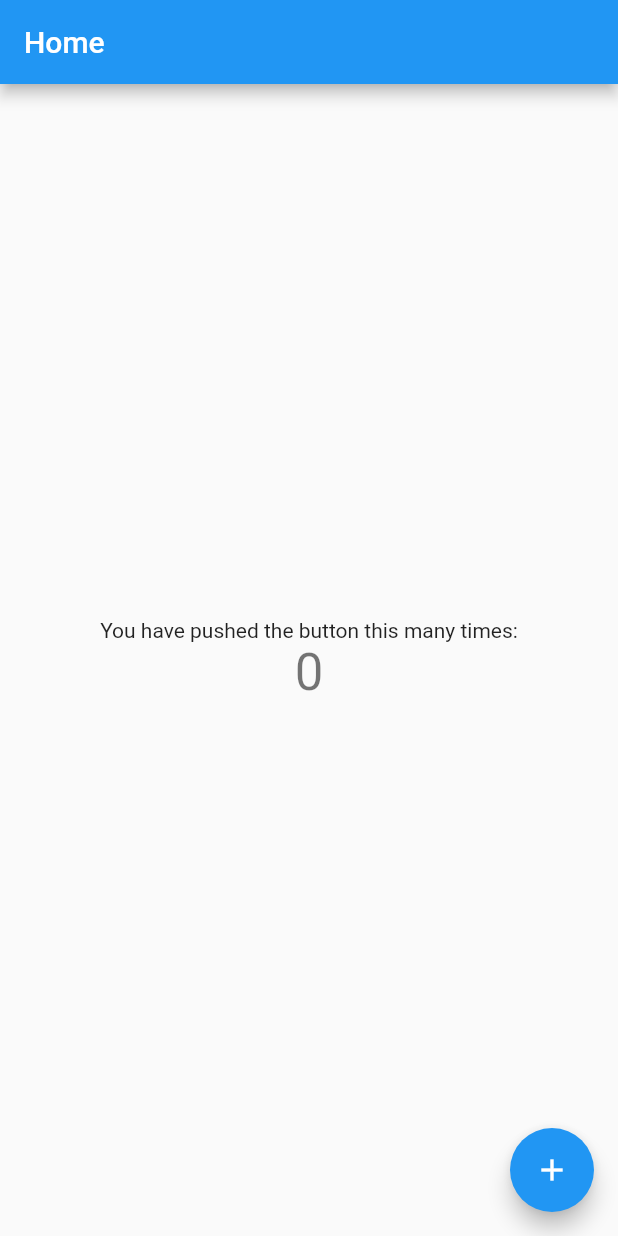
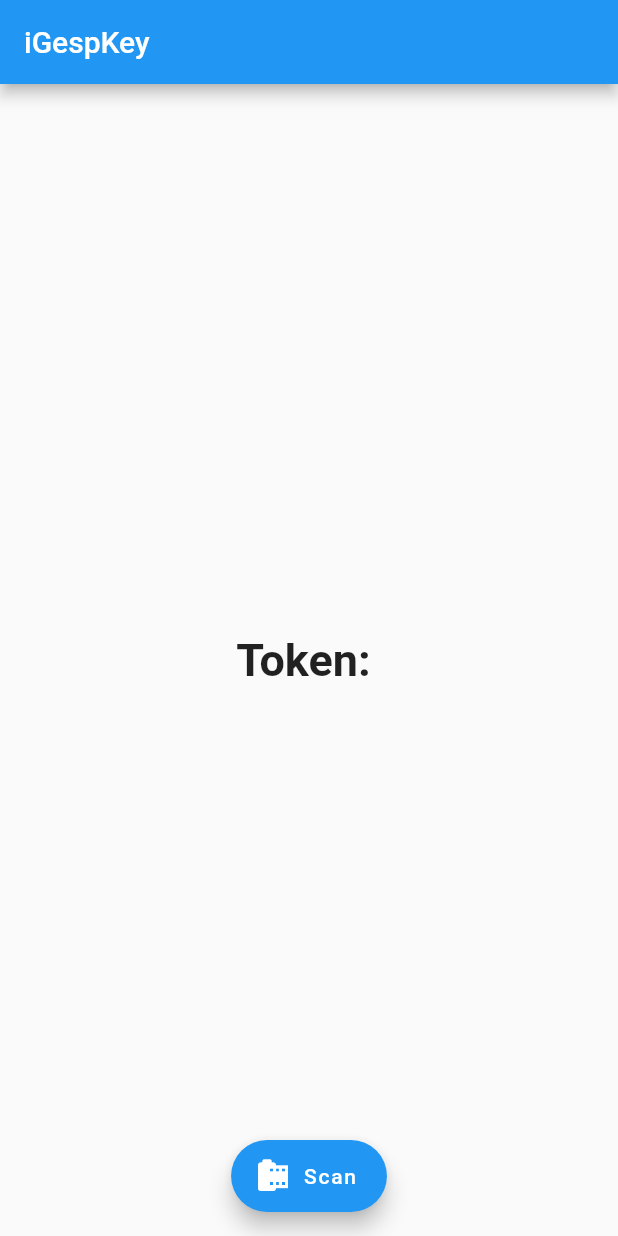
Before and after one commit to lobaoCode/iGespKey, a Flutter app: the screen it shows after launch, on a phone screen of 412 x 824 dp. Run offline on Flutter 3.47's test engine with Material 2 defaults, Android fonts, the phone set to English and light mode, and no system bars; missing offline and left inert: barcode_scan.

Commit message:
commit leitura qrcode

```diff
--- a/lib/main.dart
+++ b/lib/main.dart
@@ -1,64 +1,60 @@
 import 'package:flutter/material.dart';
+import 'package:barcode_scan/barcode_scan.dart';
+import 'package:flutter/services.dart';
 
-void main() => runApp(MyApp());
+void main() => runApp(MaterialApp(
+      debugShowCheckedModeBanner: false,
+      home: HomePage(),
+));
 
-class MyApp extends StatelessWidget {
-  // This widget is the root of your application.
+class HomePage extends StatefulWidget{
   @override
-  Widget build(BuildContext context) {
-    return MaterialApp(
-      title: 'Flutter Demo',
-      theme: ThemeData(
-        primarySwatch: Colors.blue,
+  _HomePageState createState() => _HomePageState();
+}
+
+class _HomePageState extends State<HomePage> {
+  String resultado = "Token: ";
+  Future _scanQr() async{
+    try {
+      String qrLeitura = await BarcodeScanner.scan();
+      setState(() {
+        resultado = qrLeitura;
+      });
+    } on PlatformException catch (e) {
+      if (e.code == BarcodeScanner.CameraAccessDenied) {
+        resultado = "Sem permissão a camera";
+      } else {
+        setState(() {
+          resultado = "Error: $e";
+        });
+      }
+    } on FormatException {
+      setState(() {
+        resultado = "Retorne para tela inicial para refazer a leitura";
+      });
+    } catch (e) {
+      setState(() {
+          resultado = "Error: $e";
+        });
+    }
+  }
+
+  Widget build(BuildContext context){
+    return Scaffold(
+      appBar: AppBar(
+        title: Text("iGespKey"),
       ),
-      home: MyHomePage(title: 'Home'),
+      body: Center(
+        child: Text(
+          resultado,
+          style: new TextStyle(fontSize: 30.0, fontWeight: FontWeight.bold),),
+      ),
+      floatingActionButton: FloatingActionButton.extended(
+        onPressed: _scanQr,
+        label: Text("Scan"),
+        icon: Icon(Icons.camera_roll),
+      ),
+      floatingActionButtonLocation: FloatingActionButtonLocation.centerFloat,
     );
   }
 }
-
-class MyHomePage extends StatefulWidget {
-  MyHomePage({Key key, this.title}) : super(key: key);
-
-  final String title;
-
-  @override
-  _MyHomePageState createState() => _MyHomePageState();
-}
-
-class _MyHomePageState extends State<MyHomePage> {
-  int _counter = 0;
-
-  void _incrementCounter() {
-    setState(() {
-      _counter++;
-    });
-  }
-
-  @override
-  Widget build(BuildContext context) {
-    return Scaffold(
-      appBar: AppBar(
-        title: Text(widget.title),
-      ),
-      body: Center(
-        child: Column(
-          mainAxisAlignment: MainAxisAlignment.center,
-          children: <Widget>[
-            Text(
-              'You have pushed the button this many times:',
-            ),
-            Text(
-              '$_counter',
-              style: Theme.of(context).textTheme.display1,
-            ),
-          ],
-        ),
-      ),
-      floatingActionButton: FloatingActionButton(
-        onPressed: _incrementCounter,
-        tooltip: 'Increment',
-        child: Icon(Icons.add),
-      ),
-    );
-  }
-}
--- a/pubspec.yaml
+++ b/pubspec.yaml
@@ -23,6 +23,7 @@ dependencies:
   # The following adds the Cupertino Icons font to your application.
   # Use with the CupertinoIcons class for iOS style icons.
   cupertino_icons: ^0.1.2
+  barcode_scan:
 
 dev_dependencies:
   flutter_test:
```
Also changed, not shown: pubspec.lock, 1 other file.
